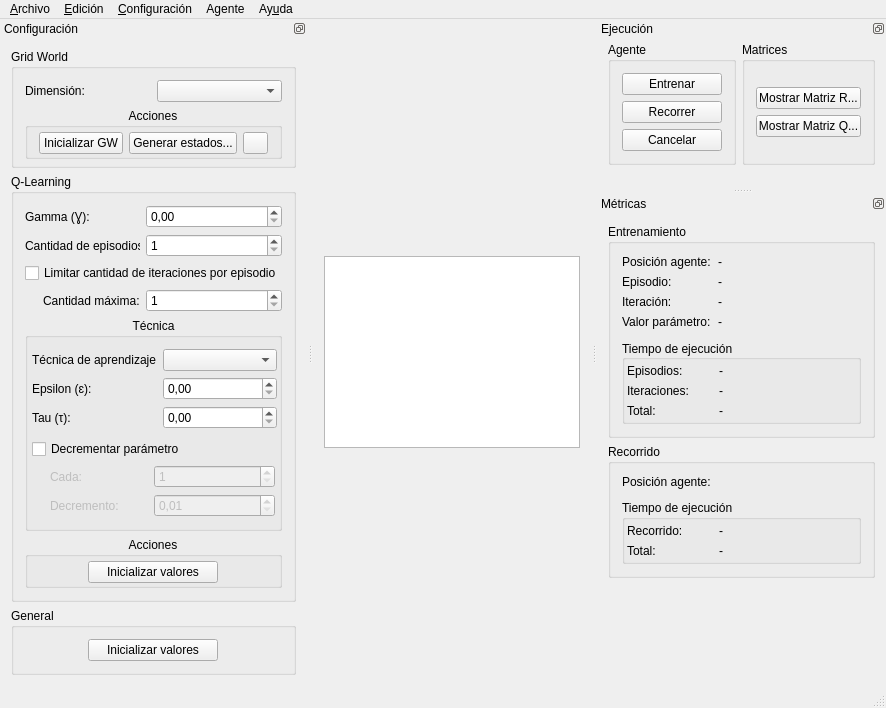
Old version of the form gui/qt/IA2013TPIRLGUI/mainwindow.ui in the repository ssebastianj/ia2013-tpi-rl.
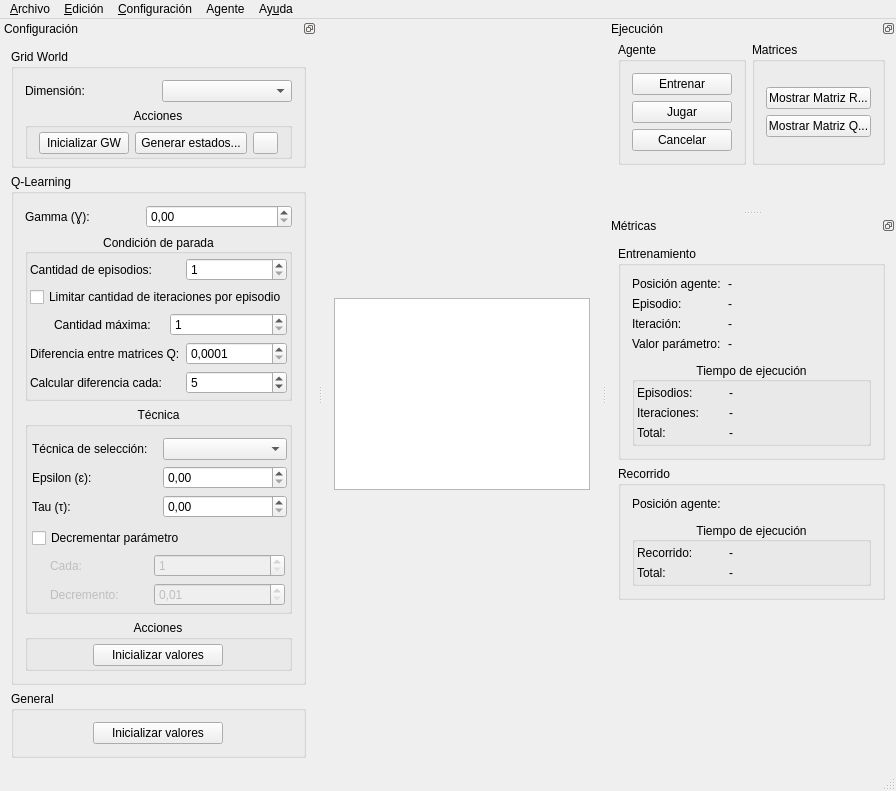
New version of the form. Icons and pictures are not drawn.

Commit message: Implementada condición de parada de algoritmo Q-Learning en base a la diferencia entre dos matrices Q.

```diff
--- a/gui/qt/IA2013TPIRLGUI/mainwindow.ui
+++ b/gui/qt/IA2013TPIRLGUI/mainwindow.ui
@@ -7,8 +7,8 @@
    <rect>
     <x>0</x>
     <y>0</y>
-    <width>821</width>
-    <height>632</height>
+    <width>826</width>
+    <height>705</height>
    </rect>
   </property>
   <property name="windowTitle">
@@ -64,7 +64,7 @@
     <rect>
      <x>0</x>
      <y>0</y>
-     <width>821</width>
+     <width>826</width>
      <height>21</height>
     </rect>
    </property>
@@ -257,8 +257,223 @@
        <property name="title">
         <string>Q-Learning</string>
        </property>
-       <layout class="QGridLayout" name="gridLayout_8">
-        <item row="3" column="0">
+       <layout class="QGridLayout" name="gridLayout_17">
+        <item row="0" column="0">
+         <widget class="QLabel" name="lblGamma">
+          <property name="maximumSize">
+           <size>
+            <width>115</width>
+            <height>16777215</height>
+           </size>
+          </property>
+          <property name="text">
+           <string>Gamma (Ɣ):</string>
+          </property>
+          <property name="buddy">
+           <cstring>sbQLGamma</cstring>
+          </property>
+         </widget>
+        </item>
+        <item row="0" column="1">
+         <widget class="QDoubleSpinBox" name="sbQLGamma">
+          <property name="toolTip">
+           <string>&lt;html&gt;&lt;head/&gt;&lt;body&gt;&lt;p align=&quot;center&quot;&gt;&lt;span style=&quot; font-weight:600; font-style:italic;&quot;&gt;Factor de descuento&lt;/span&gt;&lt;/p&gt;&lt;p&gt;Cuanto más cerca de 1 se encuentre este valor mayor será el &lt;span style=&quot; font-style:italic;&quot;&gt;peso&lt;/span&gt; asignado a los refuerzos futuros.&lt;/p&gt;&lt;/body&gt;&lt;/html&gt;</string>
+          </property>
+          <property name="maximum">
+           <double>0.990000000000000</double>
+          </property>
+          <property name="singleStep">
+           <double>0.010000000000000</double>
+          </property>
+         </widget>
+        </item>
+        <item row="1" column="0" colspan="2">
+         <widget class="QGroupBox" name="gbCondicionParada">
+          <property name="title">
+           <string>Condición de parada</string>
+          </property>
+          <property name="alignment">
+           <set>Qt::AlignCenter</set>
+          </property>
+          <property name="flat">
+           <bool>true</bool>
+          </property>
+          <layout class="QGridLayout" name="gridLayout_8">
+           <property name="leftMargin">
+            <number>2</number>
+           </property>
+           <property name="topMargin">
+            <number>4</number>
+           </property>
+           <property name="rightMargin">
+            <number>2</number>
+           </property>
+           <property name="bottomMargin">
+            <number>4</number>
+           </property>
+           <item row="0" column="0">
+            <layout class="QGridLayout" name="gridLayout_6">
+             <item row="0" column="0">
+              <widget class="QLabel" name="label_2">
+               <property name="minimumSize">
+                <size>
+                 <width>115</width>
+                 <height>0</height>
+                </size>
+               </property>
+               <property name="text">
+                <string>Cantidad de episodios:</string>
+               </property>
+               <property name="buddy">
+                <cstring>sbCantidadEpisodios</cstring>
+               </property>
+              </widget>
+             </item>
+             <item row="0" column="1">
+              <widget class="QSpinBox" name="sbCantidadEpisodios">
+               <property name="toolTip">
+                <string>&lt;html&gt;&lt;head/&gt;&lt;body&gt;&lt;p align=&quot;center&quot;&gt;&lt;span style=&quot; font-weight:600; font-style:italic;&quot;&gt;Cantidad de Episodios&lt;/span&gt;&lt;/p&gt;&lt;p&gt;Número de Episodios (Plays) a realizar durante la fase de aprendizaje (entrenamiento). Un episodio es un recorrido desde un estado dado hasta el estado &lt;span style=&quot; font-style:italic;&quot;&gt;final.&lt;/span&gt;&lt;/p&gt;&lt;/body&gt;&lt;/html&gt;</string>
+               </property>
+               <property name="minimum">
+                <number>1</number>
+               </property>
+               <property name="maximum">
+                <number>1000000000</number>
+               </property>
+              </widget>
+             </item>
+             <item row="1" column="0" colspan="2">
+              <layout class="QGridLayout" name="gridLayout_7">
+               <item row="2" column="1">
+                <widget class="QLabel" name="lblCantMaxIteraciones">
+                 <property name="sizePolicy">
+                  <sizepolicy hsizetype="Fixed" vsizetype="Preferred">
+                   <horstretch>0</horstretch>
+                   <verstretch>0</verstretch>
+                  </sizepolicy>
+                 </property>
+                 <property name="minimumSize">
+                  <size>
+                   <width>110</width>
+                   <height>0</height>
+                  </size>
+                 </property>
+                 <property name="text">
+                  <string>Cantidad máxima:</string>
+                 </property>
+                 <property name="buddy">
+                  <cstring>sbCantMaxIteraciones</cstring>
+                 </property>
+                </widget>
+               </item>
+               <item row="2" column="2">
+                <widget class="QSpinBox" name="sbCantMaxIteraciones">
+                 <property name="toolTip">
+                  <string>&lt;html&gt;&lt;head/&gt;&lt;body&gt;&lt;p align=&quot;center&quot;&gt;&lt;span style=&quot; font-weight:600;&quot;&gt;Cantidad máxima de iteraciones&lt;/span&gt;&lt;/p&gt;&lt;p&gt;Establece el número máximo de iteraciones a ejecutar por episodio. Cuando este valor es alcanzado la ejecución continúa en el episodio siguiente.&lt;/p&gt;&lt;/body&gt;&lt;/html&gt;</string>
+                 </property>
+                 <property name="minimum">
+                  <number>1</number>
+                 </property>
+                 <property name="maximum">
+                  <number>1000000000</number>
+                 </property>
+                </widget>
+               </item>
+               <item row="2" column="0">
+                <spacer name="horizontalSpacer_2">
+                 <property name="orientation">
+                  <enum>Qt::Horizontal</enum>
+                 </property>
+                 <property name="sizeType">
+                  <enum>QSizePolicy::Fixed</enum>
+                 </property>
+                 <property name="sizeHint" stdset="0">
+                  <size>
+                   <width>18</width>
+                   <height>20</height>
+                  </size>
+                 </property>
+                </spacer>
+               </item>
+               <item row="1" column="0" colspan="3">
+                <widget class="QCheckBox" name="chkLimitarCantIteraciones">
+                 <property name="toolTip">
+                  <string>&lt;html&gt;&lt;head/&gt;&lt;body&gt;&lt;p&gt;Determina si se limitará la cantidad de iteraciones por cada episodio.&lt;/p&gt;&lt;/body&gt;&lt;/html&gt;</string>
+                 </property>
+                 <property name="text">
+                  <string>Limitar cantidad de iteraciones por episodio</string>
+                 </property>
+                </widget>
+               </item>
+              </layout>
+             </item>
+             <item row="2" column="0">
+              <widget class="QLabel" name="label_8">
+               <property name="text">
+                <string>Diferencia entre matrices Q:</string>
+               </property>
+               <property name="buddy">
+                <cstring>sbMatricesMinDiff</cstring>
+               </property>
+              </widget>
+             </item>
+             <item row="2" column="1">
+              <widget class="QDoubleSpinBox" name="sbMatricesMinDiff">
+               <property name="toolTip">
+                <string>&lt;html&gt;&lt;head/&gt;&lt;body&gt;&lt;p align=&quot;center&quot;&gt;&lt;span style=&quot; font-weight:600;&quot;&gt;Diferencia mínima entre matrices Q&lt;/span&gt;&lt;/p&gt;&lt;p align=&quot;center&quot;&gt;Establece la diferencia mínima que tiene que haber entre una Matriz Q (en t= i) y otra Matriz Q (en t= i+1) para que se detenga la ejecución del algoritmo.&lt;/p&gt;&lt;/body&gt;&lt;/html&gt;</string>
+               </property>
+               <property name="decimals">
+                <number>4</number>
+               </property>
+               <property name="minimum">
+                <double>0.000100000000000</double>
+               </property>
+               <property name="maximum">
+                <double>1000.000000000000000</double>
+               </property>
+               <property name="singleStep">
+                <double>0.001000000000000</double>
+               </property>
+               <property name="value">
+                <double>0.000100000000000</double>
+               </property>
+              </widget>
+             </item>
+             <item row="3" column="0">
+              <widget class="QLabel" name="label_12">
+               <property name="text">
+                <string>Calcular diferencia cada:</string>
+               </property>
+               <property name="buddy">
+                <cstring>sbIntervaloDiffCalc</cstring>
+               </property>
+              </widget>
+             </item>
+             <item row="3" column="1">
+              <widget class="QSpinBox" name="sbIntervaloDiffCalc">
+               <property name="toolTip">
+                <string>&lt;html&gt;&lt;head/&gt;&lt;body&gt;&lt;p align=&quot;center&quot;&gt;&lt;span style=&quot; font-weight:600;&quot;&gt;Intervalo de cálculo de diferencia&lt;/span&gt;&lt;/p&gt;&lt;p&gt;La diferencia entre matrices se calculará cada un número dado de episodios establecidos por este valor.&lt;/p&gt;&lt;/body&gt;&lt;/html&gt;</string>
+               </property>
+               <property name="suffix">
+                <string/>
+               </property>
+               <property name="minimum">
+                <number>1</number>
+               </property>
+               <property name="maximum">
+                <number>10000</number>
+               </property>
+               <property name="value">
+                <number>5</number>
+               </property>
+              </widget>
+             </item>
+            </layout>
+           </item>
+          </layout>
+         </widget>
+        </item>
+        <item row="2" column="0" colspan="2">
          <widget class="QGroupBox" name="groupBox_6">
           <property name="title">
            <string>Técnica</string>
@@ -276,6 +491,9 @@
            <property name="rightMargin">
             <number>2</number>
            </property>
+           <property name="bottomMargin">
+            <number>5</number>
+           </property>
            <item row="0" column="0">
             <layout class="QGridLayout" name="gridLayout_4">
              <item row="2" column="0" colspan="2">
@@ -352,7 +570,7 @@
                 </size>
                </property>
                <property name="text">
-                <string>Técnica de aprendizaje:</string>
+                <string>Técnica de selección:</string>
                </property>
                <property name="buddy">
                 <cstring>cbQLTecnicas</cstring>
@@ -546,128 +764,7 @@
           </layout>
          </widget>
         </item>
-        <item row="0" column="0">
-         <layout class="QGridLayout" name="gridLayout_6">
-          <item row="1" column="1">
-           <widget class="QSpinBox" name="sbCantidadEpisodios">
-            <property name="toolTip">
-             <string>&lt;html&gt;&lt;head/&gt;&lt;body&gt;&lt;p align=&quot;center&quot;&gt;&lt;span style=&quot; font-weight:600; font-style:italic;&quot;&gt;Cantidad de Episodios&lt;/span&gt;&lt;/p&gt;&lt;p&gt;Número de Episodios (Plays) a realizar durante la fase de aprendizaje (entrenamiento). Un episodio es un recorrido desde un estado dado hasta el estado &lt;span style=&quot; font-style:italic;&quot;&gt;final.&lt;/span&gt;&lt;/p&gt;&lt;/body&gt;&lt;/html&gt;</string>
-            </property>
-            <property name="minimum">
-             <number>1</number>
-            </property>
-            <property name="maximum">
-             <number>1000000000</number>
-            </property>
-           </widget>
-          </item>
-          <item row="1" column="0">
-           <widget class="QLabel" name="label_2">
-            <property name="maximumSize">
-             <size>
-              <width>115</width>
-              <height>16777215</height>
-             </size>
-            </property>
-            <property name="text">
-             <string>Cantidad de episodios:</string>
-            </property>
-            <property name="buddy">
-             <cstring>sbCantidadEpisodios</cstring>
-            </property>
-           </widget>
-          </item>
-          <item row="0" column="1">
-           <widget class="QDoubleSpinBox" name="sbQLGamma">
-            <property name="toolTip">
-             <string>&lt;html&gt;&lt;head/&gt;&lt;body&gt;&lt;p align=&quot;center&quot;&gt;&lt;span style=&quot; font-weight:600; font-style:italic;&quot;&gt;Factor de descuento&lt;/span&gt;&lt;/p&gt;&lt;p&gt;Cuanto más cerca de 1 se encuentre este valor mayor será el &lt;span style=&quot; font-style:italic;&quot;&gt;peso&lt;/span&gt; asignado a los refuerzos futuros.&lt;/p&gt;&lt;/body&gt;&lt;/html&gt;</string>
-            </property>
-            <property name="maximum">
-             <double>0.990000000000000</double>
-            </property>
-            <property name="singleStep">
-             <double>0.010000000000000</double>
-            </property>
-           </widget>
-          </item>
-          <item row="0" column="0">
-           <widget class="QLabel" name="lblGamma">
-            <property name="maximumSize">
-             <size>
-              <width>115</width>
-              <height>16777215</height>
-             </size>
-            </property>
-            <property name="text">
-             <string>Gamma (Ɣ):</string>
-            </property>
-            <property name="buddy">
-             <cstring>sbQLGamma</cstring>
-            </property>
-           </widget>
-          </item>
-         </layout>
-        </item>
-        <item row="2" column="0">
-         <layout class="QGridLayout" name="gridLayout_7">
-          <item row="2" column="1">
-           <widget class="QLabel" name="lblCantMaxIteraciones">
-            <property name="sizePolicy">
-             <sizepolicy hsizetype="Fixed" vsizetype="Preferred">
-              <horstretch>0</horstretch>
-              <verstretch>0</verstretch>
-             </sizepolicy>
-            </property>
-            <property name="minimumSize">
-             <size>
-              <width>95</width>
-              <height>0</height>
-             </size>
-            </property>
-            <property name="text">
-             <string>Cantidad máxima:</string>
-            </property>
-            <property name="buddy">
-             <cstring>sbCantMaxIteraciones</cstring>
-            </property>
-           </widget>
-          </item>
-          <item row="2" column="2">
-           <widget class="QSpinBox" name="sbCantMaxIteraciones">
-            <property name="minimum">
-             <number>1</number>
-            </property>
-            <property name="maximum">
-             <number>1000000000</number>
-            </property>
-           </widget>
-          </item>
-          <item row="2" column="0">
-           <spacer name="horizontalSpacer_2">
-            <property name="orientation">
-             <enum>Qt::Horizontal</enum>
-            </property>
-            <property name="sizeType">
-             <enum>QSizePolicy::Fixed</enum>
-            </property>
-            <property name="sizeHint" stdset="0">
-             <size>
-              <width>12</width>
-              <height>20</height>
-             </size>
-            </property>
-           </spacer>
-          </item>
-          <item row="1" column="0" colspan="3">
-           <widget class="QCheckBox" name="chkLimitarCantIteraciones">
-            <property name="text">
-             <string>Limitar cantidad de iteraciones por episodio</string>
-            </property>
-           </widget>
-          </item>
-         </layout>
-        </item>
-        <item row="4" column="0">
+        <item row="3" column="0" colspan="2">
          <widget class="QGroupBox" name="groupBox_7">
           <property name="title">
            <string>Acciones</string>
@@ -857,7 +954,7 @@
              <locale language="Spanish" country="Argentina"/>
             </property>
             <property name="text">
-             <string>Recorrer</string>
+             <string>Jugar</string>
             </property>
             <property name="icon">
              <iconset resource="recursos.qrc">
@@ -933,7 +1030,7 @@
            <string>Tiempo de ejecución</string>
           </property>
           <property name="alignment">
-           <set>Qt::AlignLeading|Qt::AlignLeft|Qt::AlignVCenter</set>
+           <set>Qt::AlignCenter</set>
           </property>
           <property name="flat">
            <bool>true</bool>
@@ -1258,6 +1355,9 @@
           <property name="title">
            <string>Tiempo de ejecución</string>
           </property>
+          <property name="alignment">
+           <set>Qt::AlignCenter</set>
+          </property>
           <property name="flat">
            <bool>true</bool>
           </property>
```
Left out of the diff: 2 changed lines with no effect on the pictures. The commit also changes 10 other files.
